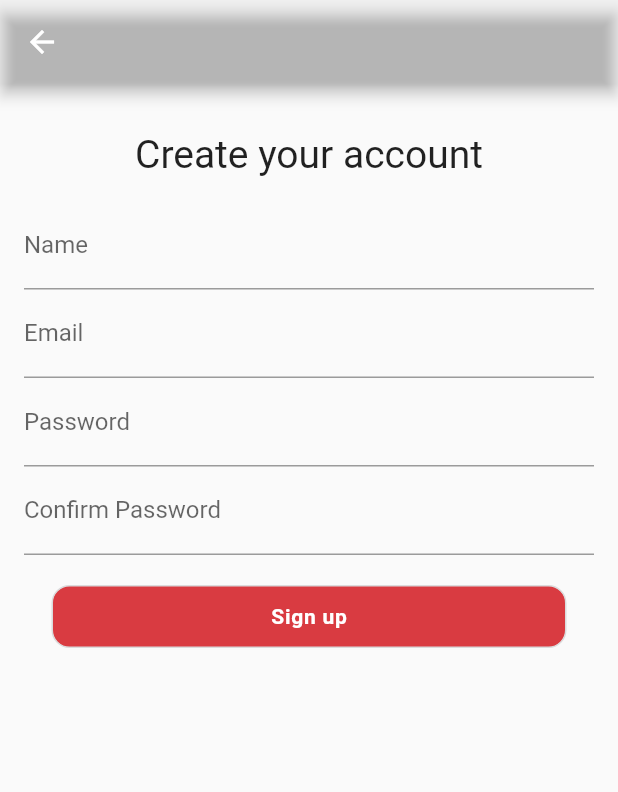
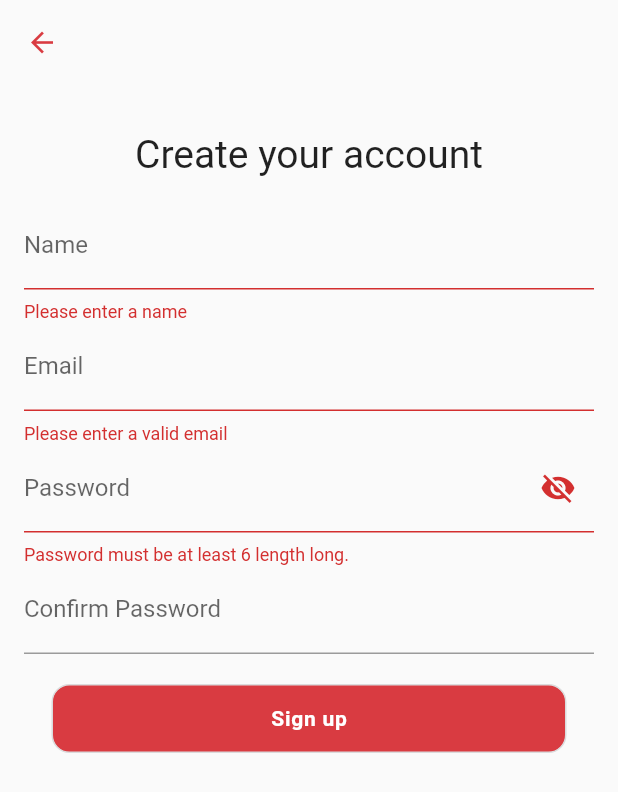
Before and after one commit to carlosctu/streaming-app-flutter, a Flutter app: the SignUpPage screen opened by its route, after a tap on "Sign up", on a phone screen of 412 x 824 dp. Shown: the top 792 px of the screen. Run offline on Flutter 3.47's test engine with Material 2 defaults, Android fonts, the light colour scheme and no system bars; our stand-ins replace email_validator, equatable, flutter_bloc.

Commit message:
refactor: refactoring SignUpPage Form

```diff
--- a/components/lib/buttons/styled_auth_button.dart
+++ b/components/lib/buttons/styled_auth_button.dart
@@ -7,17 +7,20 @@ class StyledAuthButton extends StatelessWidget {
   final Function() onPressed;
   final StreamingAppAssets asset;
   final String label;
+  final bool isDisabled;
   const StyledAuthButton({
     super.key,
     required this.onPressed,
     required this.asset,
     required this.label,
+    this.isDisabled = false,
   });
 
   @override
   Widget build(BuildContext context) {
     return StyledButtonFoundation(
       isColored: false,
+      isDisabled: isDisabled,
       content: Row(
         mainAxisAlignment: MainAxisAlignment.center,
         children: [
--- a/components/lib/buttons/styled_button_foundation.dart
+++ b/components/lib/buttons/styled_button_foundation.dart
@@ -4,11 +4,13 @@ class StyledButtonFoundation extends StatelessWidget {
   final Widget content;
   final Function() onPressed;
   final bool isColored;
+  final bool isDisabled;
   const StyledButtonFoundation({
     super.key,
     required this.content,
     this.isColored = false,
     required this.onPressed,
+    this.isDisabled = false,
   });
 
   @override
@@ -17,7 +19,7 @@ class StyledButtonFoundation extends StatelessWidget {
       margin: const EdgeInsets.symmetric(vertical: 4),
       constraints: const BoxConstraints(
         minHeight: 42,
-        maxHeight: 42,
+        maxHeight: 46,
       ),
       decoration: BoxDecoration(
         color: isColored ? const Color(0xffD93B41) : null,
@@ -28,7 +30,7 @@ class StyledButtonFoundation extends StatelessWidget {
       ),
       width: MediaQuery.of(context).size.width / 1.2,
       child: MaterialButton(
-        onPressed: onPressed,
+        onPressed: isDisabled ? null : onPressed,
         child: DefaultTextStyle(
           style: TextStyle(
             fontWeight: FontWeight.w600,
--- a/components/lib/buttons/styled_custom_button.dart
+++ b/components/lib/buttons/styled_custom_button.dart
@@ -5,11 +5,13 @@ class StyledCustomButton extends StatelessWidget {
   final Function() onPressed;
   final Widget content;
   final bool isColored;
+  final bool isDisabled;
   const StyledCustomButton({
     super.key,
     required this.onPressed,
     required this.content,
     this.isColored = true,
+    this.isDisabled = false,
   });
 
   @override
@@ -18,6 +20,7 @@ class StyledCustomButton extends StatelessWidget {
       isColored: isColored,
       content: content,
       onPressed: onPressed,
+      isDisabled: isDisabled,
     );
   }
 }
--- a/features/lib/splash_screen/sign_up/bloc/sign_up_bloc.dart
+++ b/features/lib/splash_screen/sign_up/bloc/sign_up_bloc.dart
@@ -12,7 +12,7 @@ class SignUpBloc extends Bloc<SignUpEvent, SignUpState> {
         event.nameValue ?? model.nameValue,
         event.emailValue ?? model.emailValue,
         event.passwordValue ?? model.passwordValue,
-        event.confirmpasswordValue ?? model.confirmpasswordValue,
+        event.confirmPasswordValue ?? model.confirmpasswordValue,
       );
     });
 
--- a/features/lib/splash_screen/sign_up/bloc/sign_up_event.dart
+++ b/features/lib/splash_screen/sign_up/bloc/sign_up_event.dart
@@ -4,13 +4,13 @@ class SignUpEventUpdate extends SignUpEvent {
   final String? nameValue;
   final String? emailValue;
   final String? passwordValue;
-  final String? confirmpasswordValue;
+  final String? confirmPasswordValue;
 
   SignUpEventUpdate({
     this.nameValue,
     this.emailValue,
     this.passwordValue,
-    this.confirmpasswordValue,
+    this.confirmPasswordValue,
   });
 }
 
--- a/features/lib/splash_screen/sign_up/sign_up_page.dart
+++ b/features/lib/splash_screen/sign_up/sign_up_page.dart
@@ -4,6 +4,7 @@ import 'package:features/splash_screen/sign_up/bloc/sign_up_event.dart';
 import 'package:features/splash_screen/sign_up/bloc/sign_up_state.dart';
 import 'package:flutter/material.dart';
 import 'package:flutter_bloc/flutter_bloc.dart';
+import 'package:email_validator/email_validator.dart';
 
 class SignUpPage extends StatefulWidget {
   const SignUpPage({super.key});
@@ -15,29 +16,33 @@ class SignUpPage extends StatefulWidget {
 }
 
 class _SignUpPageState extends State<SignUpPage> {
-  final _formKey = GlobalKey();
+  final _formKey = GlobalKey<FormState>();
   TextEditingController nameController = TextEditingController();
   TextEditingController emailController = TextEditingController();
   TextEditingController passwordController = TextEditingController();
   TextEditingController confirmPasswordController = TextEditingController();
+  bool _obscureText = false;
+
   @override
   Widget build(BuildContext context) {
     final bloc = BlocProvider.of<SignUpBloc>(context);
 
-    // _updateForm() {
-    //   bloc.add(SignUpEventUpdate(
-    //     nameController.text,
-    //     emailController.text,
-    //     passwordController.text,
-    //     confirmPasswordController.text,
-    //   ));
-    // }
-
     return Scaffold(
       appBar: AppBar(
         backgroundColor: Colors.transparent,
+        elevation: 0,
+        leading: IconButton(
+          splashRadius: 18,
+          icon: const Icon(
+            Icons.arrow_back_outlined,
+            size: 22,
+            color: Color(0xffD93B41),
           ),
-      body: Container(
+          onPressed: () => Navigator.pop(context),
+        ),
+      ),
+      body: SingleChildScrollView(
+        child: Container(
           alignment: Alignment.center,
           padding: const EdgeInsets.all(16),
           child: Column(
@@ -50,66 +55,98 @@ class _SignUpPageState extends State<SignUpPage> {
                   textAlign: TextAlign.center,
                 ),
               ),
-            Column(
+              ListView(
+                shrinkWrap: true,
                 children: [
-                BlocBuilder<SignUpBloc, SignUpState>(builder: (context, state) {
-                  if (state is SignUpErrorState) {
-                    return Text(state.errorMessage);
-                  }
-                  return const SizedBox.shrink();
-                }),
-                TextFormField(
+                  Form(
+                    key: _formKey,
+                    child: Column(
+                      children: [
+                        InputFormField(
+                          labelText: 'Name',
                           controller: nameController,
-                  decoration: const InputDecoration(
-                    labelText: 'Name',
+                          onChanged: (value) => bloc.add(
+                            SignUpEventUpdate(nameValue: value),
                           ),
-                  onChanged: (value) {
-                    bloc.add(SignUpEventUpdate(nameValue: value));
+                          validator: (value) {
+                            if (value!.isEmpty) return 'Please enter a name';
+                            return null;
                           },
                         ),
-                TextFormField(
+                        InputFormField(
                           controller: emailController,
-                  decoration: const InputDecoration(
+                          validator: (value) {
+                            if (EmailValidator.validate(value!) == false) {
+                              return 'Please enter a valid email';
+                            }
+                            return null;
+                          },
                           labelText: 'Email',
+                          onChanged: (value) => bloc.add(
+                            SignUpEventUpdate(emailValue: value),
                           ),
-                  onChanged: (value) {
-                    bloc.add(SignUpEventUpdate(emailValue: value));
+                        ),
+                        InputFormField(
+                          controller: passwordController,
+                          labelText: 'Password',
+                          obscureText: _obscureText,
+                          suffixIcon: IconButton(
+                            highlightColor: Colors.transparent,
+                            splashColor: Colors.transparent,
+                            icon: Icon(
+                              _obscureText
+                                  ? Icons.visibility
+                                  : Icons.visibility_off,
+                            ),
+                            onPressed: () {
+                              setState(() => _obscureText = !_obscureText);
                             },
                           ),
-                TextFormField(
-                  controller: passwordController,
-                  decoration: const InputDecoration(
-                    labelText: 'Password',
+                          validator: (value) {
+                            if (value!.length < 6) {
+                              return 'Password must be at least 6 length long.';
+                            }
+                            return null;
+                          },
+                          onChanged: (value) => bloc.add(
+                            SignUpEventUpdate(confirmPasswordValue: value),
                           ),
-                  onChanged: (value) {
-                    bloc.add(SignUpEventUpdate(passwordValue: value));
+                        ),
+                        InputFormField(
+                          obscureText: _obscureText,
+                          controller: confirmPasswordController,
+                          labelText: 'Confirm Password',
+                          validator: (value) {
+                            if (value != passwordController.text) {
+                              return 'Passwords do not match.';
+                            }
+                            return null;
                           },
+                          onChanged: (value) => bloc.add(
+                            SignUpEventUpdate(confirmPasswordValue: value),
                           ),
-                TextFormField(
-                  controller: confirmPasswordController,
-                  decoration: const InputDecoration(
-                    labelText: 'Confirm Password',
-                  ),
-                  onChanged: (value) {
-                    bloc.add(SignUpEventUpdate(confirmpasswordValue: value));
-                  },
                         ),
                         const SizedBox(height: 16),
                         BlocBuilder<SignUpBloc, SignUpState>(
                           builder: (context, state) {
                             return StyledCustomButton(
+                              isDisabled: false,
                               onPressed: () {
-                        print(bloc.model);
+                                if (_formKey.currentState!.validate()) {
+                                  Navigator.pop(context);
+                                }
                               },
-                      content: state is SignUpErrorState
-                          ? const Text('Error')
-                          : const Text('Sign up'),
+                              content: const Text('Sign up'),
                             );
                           },
                         )
                       ],
+                    ),
                   )
                 ],
+              )
+            ],
+          ),
         ),
       ),
     );
@@ -117,26 +154,35 @@ class _SignUpPageState extends State<SignUpPage> {
 }
 
 class InputFormField extends StatelessWidget {
+  final TextEditingController? controller;
+  final String labelText;
+  final String? Function(String?) validator;
+  final Function(String)? onChanged;
+  final bool obscureText;
+  final Widget? suffixIcon;
+
   const InputFormField({
     super.key,
+    required this.controller,
+    required this.labelText,
+    required this.validator,
+    this.onChanged,
+    this.obscureText = false,
+    this.suffixIcon,
   });
 
   @override
   Widget build(BuildContext context) {
     return TextFormField(
-      decoration: const InputDecoration(
-        labelText: 'Name',
+      controller: controller,
+      obscureText: obscureText,
+      decoration: InputDecoration(
+        labelText: labelText,
+        suffixIcon: suffixIcon,
       ),
       autovalidateMode: AutovalidateMode.onUserInteraction,
-      validator: (value) {
-        if (value != null) {
-          return 'Por favor, insira seu nome.';
-        }
-        return null;
-      },
-      onSaved: (value) {
-        // _nome = value;
-      },
+      validator: validator,
+      onChanged: onChanged,
     );
   }
 }
```
Lines whose indentation alone changed are shown as unchanged.
